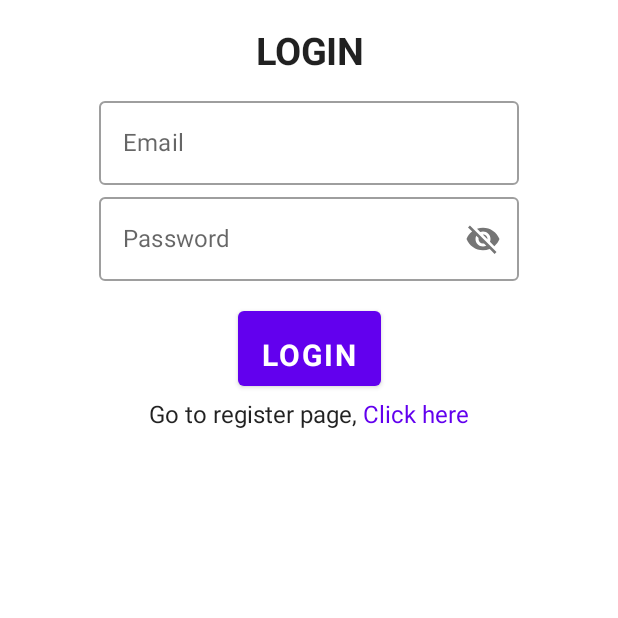
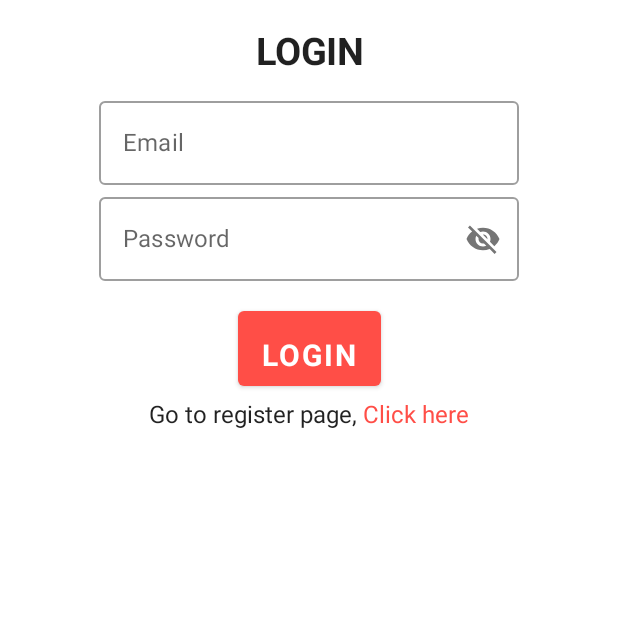
Before and after one commit to greatdesigners12/PotenSeek, an Android app built with Jetpack Compose: the screen it shows after launch (MainActivity), on a phone screen of 412 x 824 dp, the top half of it. Run offline under Robolectric (Android 15) with nearby library versions, the phone set to English and light mode, and no system bars; our stand-ins replace Dagger/Hilt's generated code, Firebase (no records; nobody signed in at launch, a user with empty details on screens opened directly).

Commit message:
Update theme

```diff
--- a/app/src/main/java/com/example/potenseek/Screens/SplashScreenActivity.kt
+++ b/app/src/main/java/com/example/potenseek/Screens/SplashScreenActivity.kt
@@ -3,8 +3,8 @@ package com.example.potenseek.Screens
 import android.os.Bundle
 import androidx.activity.ComponentActivity
 import androidx.activity.compose.setContent
-import androidx.compose.foundation.layout.Box
-import androidx.compose.foundation.layout.fillMaxSize
+import androidx.compose.foundation.Image
+import androidx.compose.foundation.layout.*
 import androidx.compose.material.MaterialTheme
 import androidx.compose.material.Surface
 import androidx.compose.material.Text
@@ -12,10 +12,14 @@ import androidx.compose.runtime.Composable
 import androidx.compose.runtime.LaunchedEffect
 import androidx.compose.ui.Alignment
 import androidx.compose.ui.Modifier
+import androidx.compose.ui.draw.scale
+import androidx.compose.ui.res.painterResource
 import androidx.compose.ui.tooling.preview.Preview
+import androidx.compose.ui.unit.dp
 import androidx.navigation.NavController
 
 import com.example.potenseek.Navigation.NavigationEnum
+import com.example.potenseek.R
 import com.example.potenseek.ui.theme.PotenSeekTheme
 import kotlinx.coroutines.delay
 
@@ -26,9 +30,22 @@ fun SplashScreenActivity(navController: NavController?) {
         navController?.popBackStack()
         navController?.navigate(NavigationEnum.LoginScreenActivity.name)
     }
-    Box(modifier = Modifier.fillMaxSize(), contentAlignment = Alignment.Center){
-        Text(text = "This is splashscreen")
+    Column(modifier = Modifier
+        .fillMaxSize()
+        .padding(10.dp), horizontalAlignment = Alignment.CenterHorizontally, verticalArrangement = Arrangement.Center){
+        Image(painter = painterResource(R.drawable.box), contentDescription = "Box", modifier = Modifier.scale(2.5F))
+        Spacer(modifier = Modifier.height(60.dp))
+        Image(painter = painterResource(R.drawable.logo), contentDescription = "Logo", modifier = Modifier.scale(2.0F))
+
     }
+
+    Box(modifier = Modifier.fillMaxSize().padding(20.dp), contentAlignment = Alignment.BottomCenter){
+        Image(painter = painterResource(R.drawable.supports), contentDescription = "Supports", modifier = Modifier.scale(2.0F))
+
+
+    }
+
+
 
 }
 
--- a/app/src/main/java/com/example/potenseek/Screens/authentication/LoginScreenActivity.kt
+++ b/app/src/main/java/com/example/potenseek/Screens/authentication/LoginScreenActivity.kt
@@ -113,8 +113,9 @@ fun LoginScreenActivity(navController: NavController, authViewModel : AuthViewMo
             Row(verticalAlignment = Alignment.CenterVertically){
                 Text("Go to register page, ")
                 Text("Click here", modifier = Modifier.clickable {
+                    navController.popBackStack()
                     navController.navigate(NavigationEnum.RegisterScreenActivity.name)
-                    navController.popBackStack()
+
                 }, color = MaterialTheme.colors.primary)
             }
 
--- a/app/src/main/java/com/example/potenseek/Screens/authentication/RegisterScreenActivity.kt
+++ b/app/src/main/java/com/example/potenseek/Screens/authentication/RegisterScreenActivity.kt
@@ -45,8 +45,9 @@ fun RegisterScreenActivity(navController: NavController, authViewModel: AuthView
 
         }else if(authViewModel.data.value.data == "success"){
             loading.value = authViewModel.data.value.loading
+            navController.popBackStack()
             navController.navigate(NavigationEnum.LoginScreenActivity.name)
-            navController.popBackStack()
+
         }
 
     }
@@ -109,9 +110,9 @@ fun RegisterScreenActivity(navController: NavController, authViewModel: AuthView
                 Text("Go to login page, ")
                 Text("Click here", style = TextStyle(color = MaterialTheme.colors.primary) , modifier = Modifier.clickable {
                     authViewModel.resetData()
+                    navController.popBackStack()
+                    navController.navigate(NavigationEnum.LoginScreenActivity.name)
 
-                    navController.navigate(NavigationEnum.LoginScreenActivity.name)
-                    navController.popBackStack()
                 })
             }
 
--- a/app/src/main/java/com/example/potenseek/ui/theme/Color.kt
+++ b/app/src/main/java/com/example/potenseek/ui/theme/Color.kt
@@ -2,7 +2,7 @@ package com.example.potenseek.ui.theme
 
 import androidx.compose.ui.graphics.Color
 
-val Purple200 = Color(0xFFBB86FC)
+val primary = Color(0xFFFff4e47)
 val Purple500 = Color(0xFF6200EE)
 val Purple700 = Color(0xFF3700B3)
 val Teal200 = Color(0xFF03DAC5)
--- a/app/src/main/java/com/example/potenseek/ui/theme/Theme.kt
+++ b/app/src/main/java/com/example/potenseek/ui/theme/Theme.kt
@@ -7,15 +7,16 @@ import androidx.compose.material.lightColors
 import androidx.compose.runtime.Composable
 
 private val DarkColorPalette = darkColors(
-    primary = Purple200,
+    primary = primary,
     primaryVariant = Purple700,
     secondary = Teal200
 )
 
 private val LightColorPalette = lightColors(
-    primary = Purple500,
-    primaryVariant = Purple700,
-    secondary = Teal200
+    primary = primary,
+    primaryVariant = primary,
+    secondary = Teal200,
+
 
     /* Other default colors to override
     background = Color.White,
--- a/app/src/main/res/values/colors.xml
+++ b/app/src/main/res/values/colors.xml
@@ -1,6 +1,7 @@
 <?xml version="1.0" encoding="utf-8"?>
 <resources>
     <color name="purple_200">#FFBB86FC</color>
+    <color name="primary">#ff4e47</color>
     <color name="purple_500">#FF6200EE</color>
     <color name="purple_700">#FF3700B3</color>
     <color name="teal_200">#FF03DAC5</color>
--- a/app/src/main/res/values/themes.xml
+++ b/app/src/main/res/values/themes.xml
@@ -2,6 +2,6 @@
 <resources>
 
     <style name="Theme.PotenSeek" parent="android:Theme.Material.Light.NoActionBar">
-        <item name="android:statusBarColor">@color/purple_700</item>
+        <item name="android:statusBarColor">@color/primary</item>
     </style>
 </resources>
```
Also changed, not shown: app/src/main/res/drawable/box.png (added), app/src/main/res/drawable/logo.png (added), app/src/main/res/drawable/supports.png (added), app/src/main/res/drawable/unknown.jpg (added).
